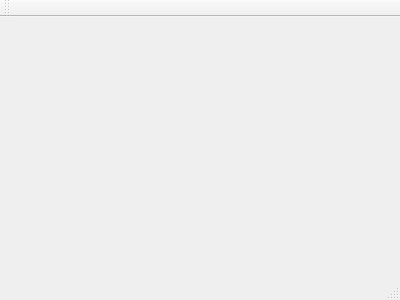
Old version of the form Code/sky/Qt/day1/001/mainwindow.ui in the repository XiyouLinuxGroup-2019-Summer/TeamE.
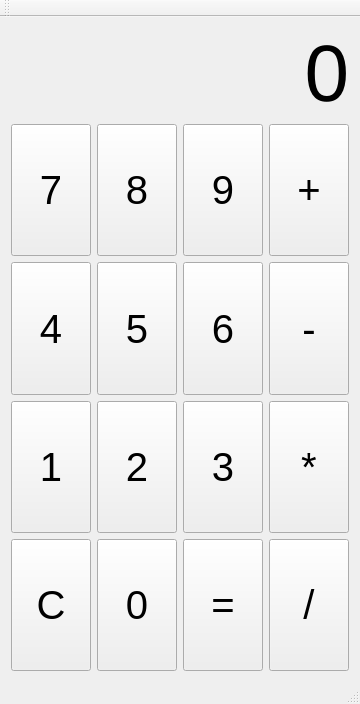
New version of the form.

Diff of the .ui file:
```diff
--- a/Code/sky/Qt/day1/001/mainwindow.ui
+++ b/Code/sky/Qt/day1/001/mainwindow.ui
@@ -1,24 +1,356 @@
 <ui version="4.0">
  <class>MainWindow</class>
- <widget class="QMainWindow" name="MainWindow" >
-  <property name="geometry" >
+ <widget class="QMainWindow" name="MainWindow">
+  <property name="geometry">
    <rect>
     <x>0</x>
     <y>0</y>
-    <width>400</width>
-    <height>300</height>
+    <width>360</width>
+    <height>704</height>
    </rect>
   </property>
   <property name="windowTitle" >
    <string>MainWindow</string>
   </property>
-  <widget class="QMenuBar" name="menuBar" />
-  <widget class="QToolBar" name="mainToolBar" />
-  <widget class="QWidget" name="centralWidget" />
-  <widget class="QStatusBar" name="statusBar" />
+  <property name="styleSheet">
+   <string notr="true"/>
+  </property>
+  <widget class="QWidget" name="centralWidget">
+   <layout class="QVBoxLayout" name="verticalLayout_2">
+    <item>
+     <layout class="QVBoxLayout" name="verticalLayout">
+      <item>
+       <widget class="QLabel" name="lbl_display">
+        <property name="font">
+         <font>
+          <pointsize>60</pointsize>
+         </font>
+        </property>
+        <property name="text">
+         <string>0</string>
+        </property>
+        <property name="alignment">
+         <set>Qt::AlignRight|Qt::AlignTrailing|Qt::AlignVCenter</set>
+        </property>
+       </widget>
+      </item>
+      <item>
+       <layout class="QGridLayout" name="gridLayout">
+        <item row="0" column="1">
+         <widget class="QPushButton" name="btn_8">
+          <property name="sizePolicy">
+           <sizepolicy hsizetype="Minimum" vsizetype="Expanding">
+            <horstretch>0</horstretch>
+            <verstretch>0</verstretch>
+           </sizepolicy>
+          </property>
+          <property name="font">
+           <font>
+            <pointsize>30</pointsize>
+           </font>
+          </property>
+          <property name="text">
+           <string>8</string>
+          </property>
+         </widget>
+        </item>
+        <item row="0" column="2">
+         <widget class="QPushButton" name="btn_9">
+          <property name="sizePolicy">
+           <sizepolicy hsizetype="Minimum" vsizetype="Expanding">
+            <horstretch>0</horstretch>
+            <verstretch>0</verstretch>
+           </sizepolicy>
+          </property>
+          <property name="font">
+           <font>
+            <pointsize>30</pointsize>
+           </font>
+          </property>
+          <property name="text">
+           <string>9</string>
+          </property>
+         </widget>
+        </item>
+        <item row="0" column="3">
+         <widget class="QPushButton" name="btn_plus">
+          <property name="sizePolicy">
+           <sizepolicy hsizetype="Minimum" vsizetype="Expanding">
+            <horstretch>0</horstretch>
+            <verstretch>0</verstretch>
+           </sizepolicy>
+          </property>
+          <property name="font">
+           <font>
+            <pointsize>30</pointsize>
+           </font>
+          </property>
+          <property name="text">
+           <string>+</string>
+          </property>
+         </widget>
+        </item>
+        <item row="1" column="0">
+         <widget class="QPushButton" name="btn_4">
+          <property name="sizePolicy">
+           <sizepolicy hsizetype="Minimum" vsizetype="Expanding">
+            <horstretch>0</horstretch>
+            <verstretch>0</verstretch>
+           </sizepolicy>
+          </property>
+          <property name="font">
+           <font>
+            <pointsize>30</pointsize>
+           </font>
+          </property>
+          <property name="text">
+           <string>4</string>
+          </property>
+         </widget>
+        </item>
+        <item row="1" column="1">
+         <widget class="QPushButton" name="btn_5">
+          <property name="sizePolicy">
+           <sizepolicy hsizetype="Minimum" vsizetype="Expanding">
+            <horstretch>0</horstretch>
+            <verstretch>0</verstretch>
+           </sizepolicy>
+          </property>
+          <property name="font">
+           <font>
+            <pointsize>30</pointsize>
+           </font>
+          </property>
+          <property name="text">
+           <string>5</string>
+          </property>
+         </widget>
+        </item>
+        <item row="1" column="2">
+         <widget class="QPushButton" name="btn_6">
+          <property name="sizePolicy">
+           <sizepolicy hsizetype="Minimum" vsizetype="Expanding">
+            <horstretch>0</horstretch>
+            <verstretch>0</verstretch>
+           </sizepolicy>
+          </property>
+          <property name="font">
+           <font>
+            <pointsize>30</pointsize>
+           </font>
+          </property>
+          <property name="text">
+           <string>6</string>
+          </property>
+         </widget>
+        </item>
+        <item row="1" column="3">
+         <widget class="QPushButton" name="btn_sub">
+          <property name="sizePolicy">
+           <sizepolicy hsizetype="Minimum" vsizetype="Expanding">
+            <horstretch>0</horstretch>
+            <verstretch>0</verstretch>
+           </sizepolicy>
+          </property>
+          <property name="font">
+           <font>
+            <pointsize>30</pointsize>
+           </font>
+          </property>
+          <property name="text">
+           <string>-</string>
+          </property>
+         </widget>
+        </item>
+        <item row="2" column="0">
+         <widget class="QPushButton" name="btn_1">
+          <property name="sizePolicy">
+           <sizepolicy hsizetype="Minimum" vsizetype="Expanding">
+            <horstretch>0</horstretch>
+            <verstretch>0</verstretch>
+           </sizepolicy>
+          </property>
+          <property name="font">
+           <font>
+            <pointsize>30</pointsize>
+           </font>
+          </property>
+          <property name="text">
+           <string>1</string>
+          </property>
+         </widget>
+        </item>
+        <item row="2" column="1">
+         <widget class="QPushButton" name="btn_2">
+          <property name="sizePolicy">
+           <sizepolicy hsizetype="Minimum" vsizetype="Expanding">
+            <horstretch>0</horstretch>
+            <verstretch>0</verstretch>
+           </sizepolicy>
+          </property>
+          <property name="font">
+           <font>
+            <pointsize>30</pointsize>
+           </font>
+          </property>
+          <property name="text">
+           <string>2</string>
+          </property>
+         </widget>
+        </item>
+        <item row="2" column="2">
+         <widget class="QPushButton" name="btn_3">
+          <property name="sizePolicy">
+           <sizepolicy hsizetype="Minimum" vsizetype="Expanding">
+            <horstretch>0</horstretch>
+            <verstretch>0</verstretch>
+           </sizepolicy>
+          </property>
+          <property name="font">
+           <font>
+            <pointsize>30</pointsize>
+           </font>
+          </property>
+          <property name="text">
+           <string>3</string>
+          </property>
+         </widget>
+        </item>
+        <item row="2" column="3">
+         <widget class="QPushButton" name="btn_mul">
+          <property name="sizePolicy">
+           <sizepolicy hsizetype="Minimum" vsizetype="Expanding">
+            <horstretch>0</horstretch>
+            <verstretch>0</verstretch>
+           </sizepolicy>
+          </property>
+          <property name="font">
+           <font>
+            <pointsize>30</pointsize>
+           </font>
+          </property>
+          <property name="text">
+           <string>*</string>
+          </property>
+         </widget>
+        </item>
+        <item row="3" column="0">
+         <widget class="QPushButton" name="btn_clear">
+          <property name="sizePolicy">
+           <sizepolicy hsizetype="Minimum" vsizetype="Expanding">
+            <horstretch>0</horstretch>
+            <verstretch>0</verstretch>
+           </sizepolicy>
+          </property>
+          <property name="font">
+           <font>
+            <pointsize>30</pointsize>
+           </font>
+          </property>
+          <property name="text">
+           <string>C</string>
+          </property>
+         </widget>
+        </item>
+        <item row="3" column="1">
+         <widget class="QPushButton" name="btn_0">
+          <property name="sizePolicy">
+           <sizepolicy hsizetype="Minimum" vsizetype="Expanding">
+            <horstretch>0</horstretch>
+            <verstretch>0</verstretch>
+           </sizepolicy>
+          </property>
+          <property name="font">
+           <font>
+            <pointsize>30</pointsize>
+           </font>
+          </property>
+          <property name="text">
+           <string>0</string>
+          </property>
+         </widget>
+        </item>
+        <item row="3" column="2">
+         <widget class="QPushButton" name="btn_equal">
+          <property name="sizePolicy">
+           <sizepolicy hsizetype="Minimum" vsizetype="Expanding">
+            <horstretch>0</horstretch>
+            <verstretch>0</verstretch>
+           </sizepolicy>
+          </property>
+          <property name="font">
+           <font>
+            <pointsize>30</pointsize>
+           </font>
+          </property>
+          <property name="text">
+           <string>=</string>
+          </property>
+         </widget>
+        </item>
+        <item row="3" column="3">
+         <widget class="QPushButton" name="btn_div">
+          <property name="sizePolicy">
+           <sizepolicy hsizetype="Minimum" vsizetype="Expanding">
+            <horstretch>0</horstretch>
+            <verstretch>0</verstretch>
+           </sizepolicy>
+          </property>
+          <property name="font">
+           <font>
+            <pointsize>30</pointsize>
+           </font>
+          </property>
+          <property name="text">
+           <string>/</string>
+          </property>
+         </widget>
+        </item>
+        <item row="0" column="0">
+         <widget class="QPushButton" name="btn_7">
+          <property name="sizePolicy">
+           <sizepolicy hsizetype="Minimum" vsizetype="Expanding">
+            <horstretch>0</horstretch>
+            <verstretch>0</verstretch>
+           </sizepolicy>
+          </property>
+          <property name="font">
+           <font>
+            <pointsize>30</pointsize>
+           </font>
+          </property>
+          <property name="text">
+           <string>7</string>
+          </property>
+         </widget>
+        </item>
+       </layout>
+      </item>
+     </layout>
+    </item>
+   </layout>
+  </widget>
+  <widget class="QMenuBar" name="menuBar">
+   <property name="geometry">
+    <rect>
+     <x>0</x>
+     <y>0</y>
+     <width>360</width>
+     <height>28</height>
+    </rect>
+   </property>
+  </widget>
+  <widget class="QToolBar" name="mainToolBar">
+   <attribute name="toolBarArea">
+    <enum>TopToolBarArea</enum>
+   </attribute>
+   <attribute name="toolBarBreak">
+    <bool>false</bool>
+   </attribute>
+  </widget>
+  <widget class="QStatusBar" name="statusBar"/>
  </widget>
- <layoutDefault spacing="6" margin="11" />
- <pixmapfunction></pixmapfunction>
+ <layoutdefault spacing="6" margin="11"/>
  <resources/>
  <connections/>
 </ui>
```
Left out of the diff: 5 changed lines with no effect on the pictures.
